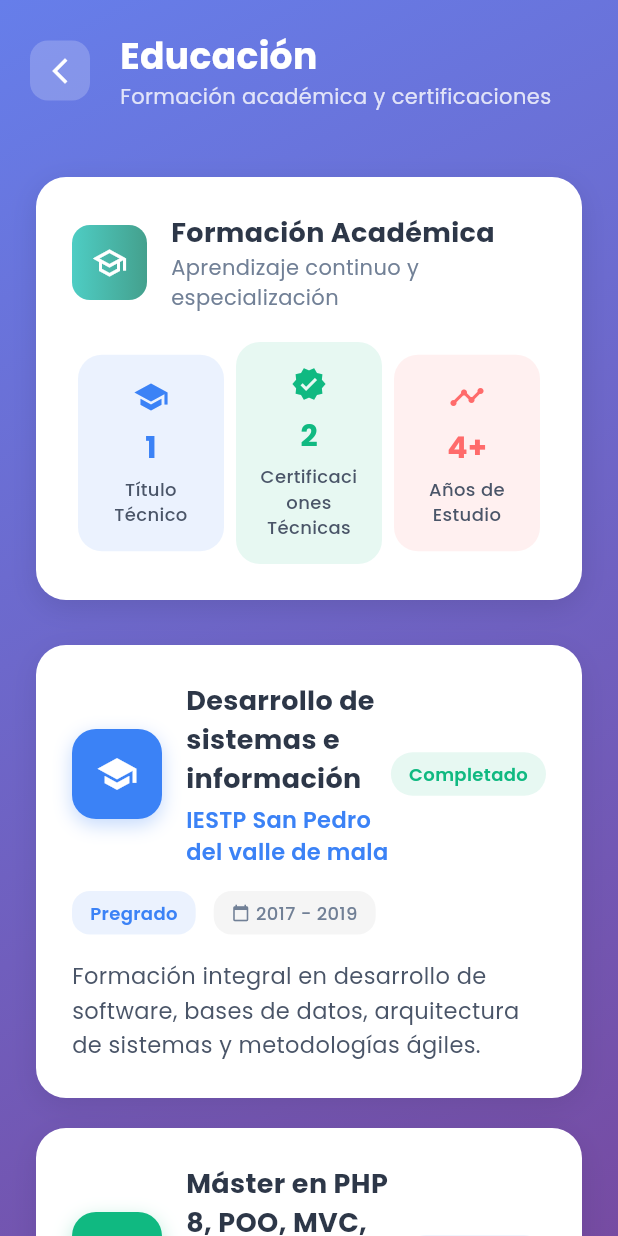
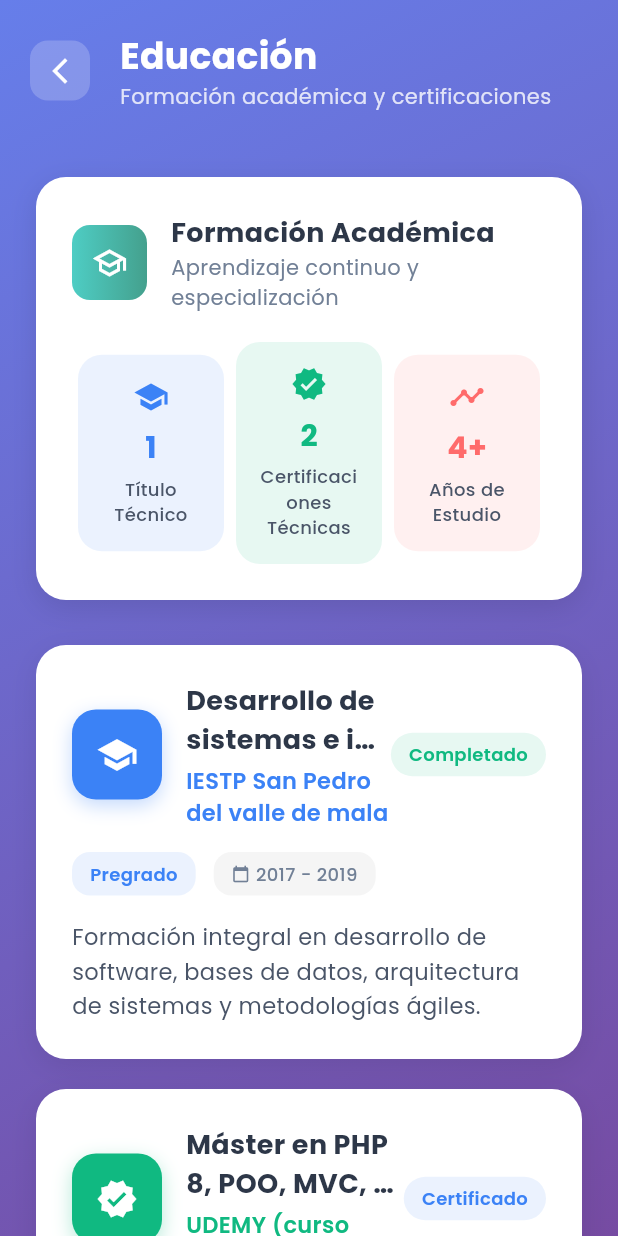
Before and after one commit to SamBrizet/samanta_mogrovejo, a Flutter app: the EducationScreen screen opened by its route, on a phone screen of 412 x 824 dp. Run offline on Flutter 3.47's test engine with Material 3 defaults, Android fonts, the light colour scheme and no system bars; our stand-ins replace google_fonts.

Commit message:
responsive card

```diff
--- a/lib/pages/education_page.dart
+++ b/lib/pages/education_page.dart
@@ -344,7 +344,7 @@ class _EducationScreenState extends State<EducationScreen>
                                 fontWeight: FontWeight.bold,
                                 color: Color(0xFF2D3748),
                               ),
-                               maxLines: 3,
+                               maxLines: 2,
                                  overflow: TextOverflow.ellipsis,
                             ),
                             SizedBox(height: 4),
--- a/lib/theme/app_theme.dart
+++ b/lib/theme/app_theme.dart
@@ -28,7 +28,7 @@ class AppTheme {
       foregroundColor: Colors.white,
       elevation: 0,
     ),
-    cardTheme: CardThemeData(
+    cardTheme: CardTheme(
       color: Colors.white,
       elevation: 6,
       shape: RoundedRectangleBorder(borderRadius: BorderRadius.circular(20)),
@@ -58,7 +58,7 @@ class AppTheme {
       foregroundColor: Colors.white,
       elevation: 0,
     ),
-    cardTheme: CardThemeData(
+    cardTheme: CardTheme(
       color: Colors.white.withOpacity(0.08),
       elevation: 6,
       shape: RoundedRectangleBorder(borderRadius: BorderRadius.circular(20)),
--- a/lib/widgets/custom_app_header.dart
+++ b/lib/widgets/custom_app_header.dart
@@ -35,7 +35,8 @@ class CustomAppHeader extends StatelessWidget {
             ),
           ),
           SizedBox(width: 20),
-          Column(
+          Expanded(
+            child: Column(
             crossAxisAlignment: CrossAxisAlignment.start,
             children: [
               Text(
@@ -46,15 +47,20 @@ class CustomAppHeader extends StatelessWidget {
                   fontWeight: FontWeight.bold,
                 ),
               ),
-              Text(
+               Text(
                 subtitle,
                 style: TextStyle(
                   color: Colors.white.withOpacity(0.8),
                   fontSize: 14,
                 ),
               ),
+
+
             ],
           ),
+
+          )
+
         ],
       ),
     );
```
